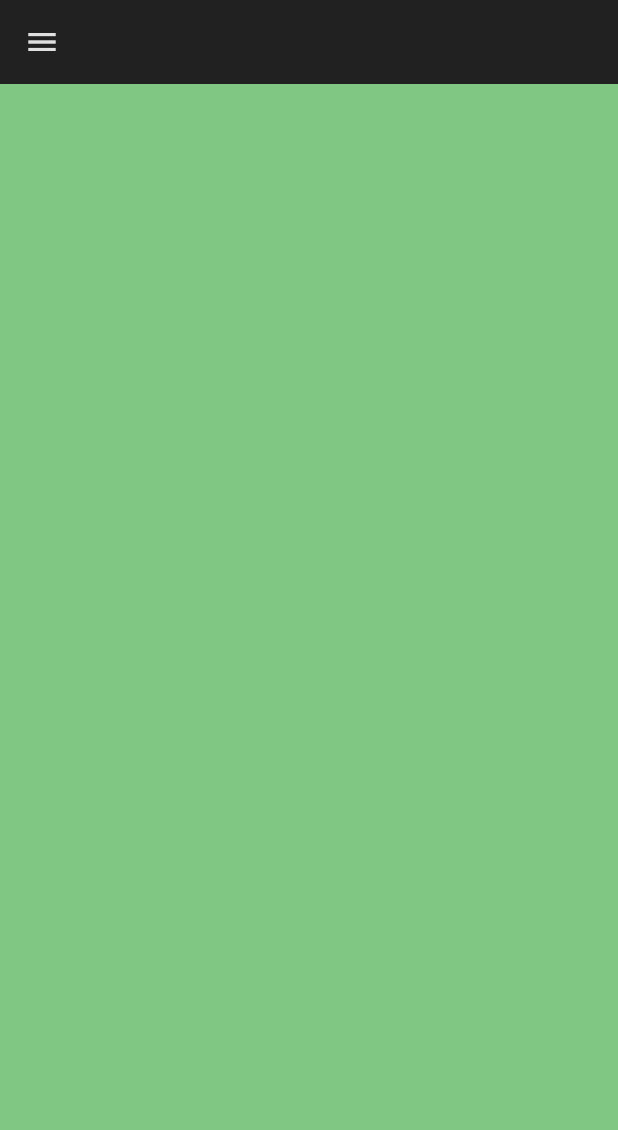
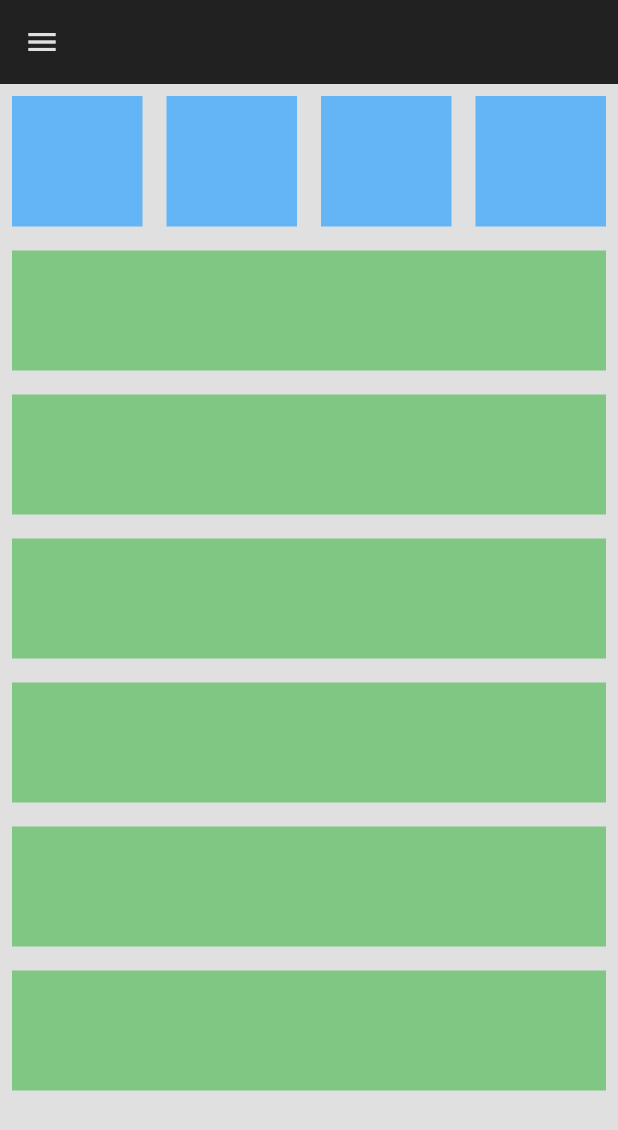
Before and after one commit to WieRuindl/flutter_responsive_design_app, a Flutter app: the TabletLayout screen opened directly, on a phone screen of 412 x 824 dp. Shown: the top 1130 px of the screen. Run offline on Flutter 3.47's test engine with Material 3 defaults, Android fonts, the light colour scheme and no system bars.

Commit message:
updated tablet layout

```diff
--- a/lib/responsive/layouts/tablet_layout.dart
+++ b/lib/responsive/layouts/tablet_layout.dart
@@ -1,5 +1,7 @@
 import 'package:flutter/material.dart';
+import 'package:flutter_responsive_design_app/components/my_box.dart';
 import 'package:flutter_responsive_design_app/components/my_drawer.dart';
+import 'package:flutter_responsive_design_app/components/my_tile.dart';
 
 class TabletLayout extends StatelessWidget {
   const TabletLayout({super.key});
@@ -11,8 +13,28 @@ class TabletLayout extends StatelessWidget {
         backgroundColor: Colors.grey[900],
         iconTheme: IconThemeData(color: Colors.grey[300]),
       ),
-      backgroundColor: Colors.green[300],
+      backgroundColor: Colors.grey[300],
       drawer: myDrawer,
-    );
-  }
+      body: Column(
+        children: [
+          AspectRatio(
+            aspectRatio: 4,
+            child: SizedBox(
+              width: double.infinity,
+              child: GridView.builder(
+                itemCount: 4,
+                gridDelegate: const SliverGridDelegateWithFixedCrossAxisCount(crossAxisCount: 4),
+                itemBuilder: (context, index) => const MyBox(),
+              ),
+            ),
+          ),
+          Expanded(
+            child: ListView.builder(
+              itemCount: 6,
+              itemBuilder: (context, index) => const MyTile(),
+            ),
+          ),
+        ],
+      ),
+    );  }
 }
```
